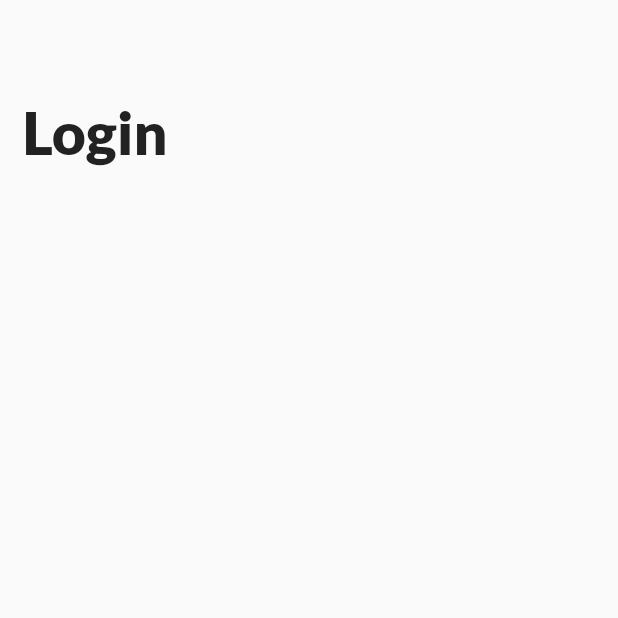
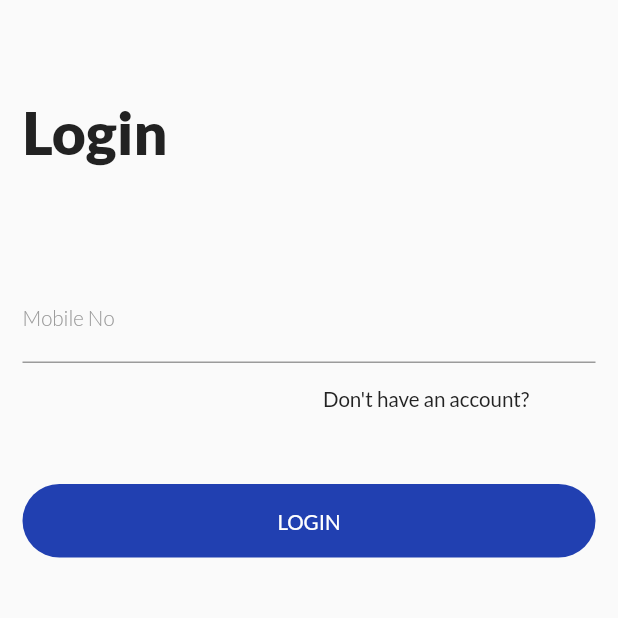
Before and after one commit to sakshipore/College-Shopify, a Flutter app: the screen it shows after launch, on a phone screen of 412 x 824 dp, the top half of it. Run offline on Flutter 3.47's test engine with Material 2 defaults, Android fonts, the phone set to English and light mode, and no system bars; our stand-ins replace flutter_screenutil.

Commit message:
login and sign up ui done

```diff
--- a/lib/view/login_screen.dart
+++ b/lib/view/login_screen.dart
@@ -1,4 +1,8 @@
 import 'package:college_shopify/utils/text_style.dart';
+import 'package:college_shopify/view/signup_screen.dart';
+import 'package:college_shopify/widgets/button.dart';
+import 'package:college_shopify/widgets/heading_text.dart';
+import 'package:college_shopify/widgets/normal_text.dart';
 import 'package:flutter/material.dart';
 import 'package:flutter_screenutil/flutter_screenutil.dart';
 
@@ -22,13 +26,52 @@ class _LoginScreenState extends State<LoginScreen> {
               SizedBox(
                 height: 50.h,
               ),
-              Text(
-                "Login",
-                style: MyTextStyle.normalLatoFont.copyWith(
-                  fontSize: 40.sp,
-                  color: Color(0xff222222),
-                  fontWeight: FontWeight.w900,
+              HeadingText(
+                text: "Login",
+              ),
+              SizedBox(
+                height: 75.h,
+              ),
+              TextFormField(
+                decoration: InputDecoration(
+                  hintText: "Mobile No",
+                  hintStyle: MyTextStyle.normalLatoFont.copyWith(
+                    fontSize: 14.sp,
+                    color: Color(0xff9B9B9B),
+                    fontWeight: FontWeight.w400,
+                  ),
+                  labelText: "Mobile No",
+                  labelStyle: MyTextStyle.normalLatoFont.copyWith(
+                    fontSize: 14.sp,
+                    color: Color(0xff9B9B9B),
+                    fontWeight: FontWeight.w300,
+                  ),
                 ),
+              ),
+              SizedBox(
+                height: 16.h,
+              ),
+              GestureDetector(
+                onTap: () {
+                  Navigator.push(
+                    context,
+                    MaterialPageRoute(
+                      builder: (context) => SignUpScreen(),
+                    ),
+                  );
+                },
+                child: Padding(
+                  padding: EdgeInsets.only(left: 175.w),
+                  child: NormalText(
+                    text: "Don't have an account?",
+                  ),
+                ),
+              ),
+              SizedBox(
+                height: 50.h,
+              ),
+              Button(
+                text: "LOGIN",
               ),
             ],
           ),
--- /dev/null
+++ b/lib/widgets/button.dart
@@ -0,0 +1,30 @@
+import 'package:college_shopify/utils/text_style.dart';
+import 'package:college_shopify/widgets/normal_text.dart';
+import 'package:flutter/material.dart';
+import 'package:flutter_screenutil/flutter_screenutil.dart';
+
+class Button extends StatelessWidget {
+  String text;
+  Button({super.key, required this.text});
+
+  @override
+  Widget build(BuildContext context) {
+    return Container(
+      height: 50.h,
+      width: 345.w,
+      decoration: BoxDecoration(
+        color: Color(0xff2140B1),
+        borderRadius: BorderRadius.circular(30.r),
+      ),
+      child: Center(
+        child: Text(
+          text,
+          style: MyTextStyle.normalLatoFont.copyWith(
+            fontSize: 14.sp,
+            color: Colors.white,
+          ),
+        ),
+      ),
+    );
+  }
+}
--- /dev/null
+++ b/lib/widgets/heading_text.dart
@@ -0,0 +1,20 @@
+import 'package:college_shopify/utils/text_style.dart';
+import 'package:flutter/material.dart';
+import 'package:flutter_screenutil/flutter_screenutil.dart';
+
+class HeadingText extends StatelessWidget {
+  String text;
+  HeadingText({super.key, required this.text});
+
+  @override
+  Widget build(BuildContext context) {
+    return Text(
+      text,
+      style: MyTextStyle.normalLatoFont.copyWith(
+        fontSize: 40.sp,
+        color: Color(0xff222222),
+        fontWeight: FontWeight.w900,
+      ),
+    );
+  }
+}
--- /dev/null
+++ b/lib/widgets/normal_text.dart
@@ -0,0 +1,20 @@
+import 'package:college_shopify/utils/text_style.dart';
+import 'package:flutter/material.dart';
+import 'package:flutter_screenutil/flutter_screenutil.dart';
+
+class NormalText extends StatelessWidget {
+  String text;
+  NormalText({super.key, required this.text});
+
+  @override
+  Widget build(BuildContext context) {
+    return Text(
+      text,
+      style: MyTextStyle.normalLatoFont.copyWith(
+        fontSize: 14.sp,
+        fontWeight: FontWeight.w400,
+        color: Color(0xff222222),
+      ),
+    );
+  }
+}
```
Also changed, not shown: lib/view/signup_screen.dart (added, +92 -0 lines).
